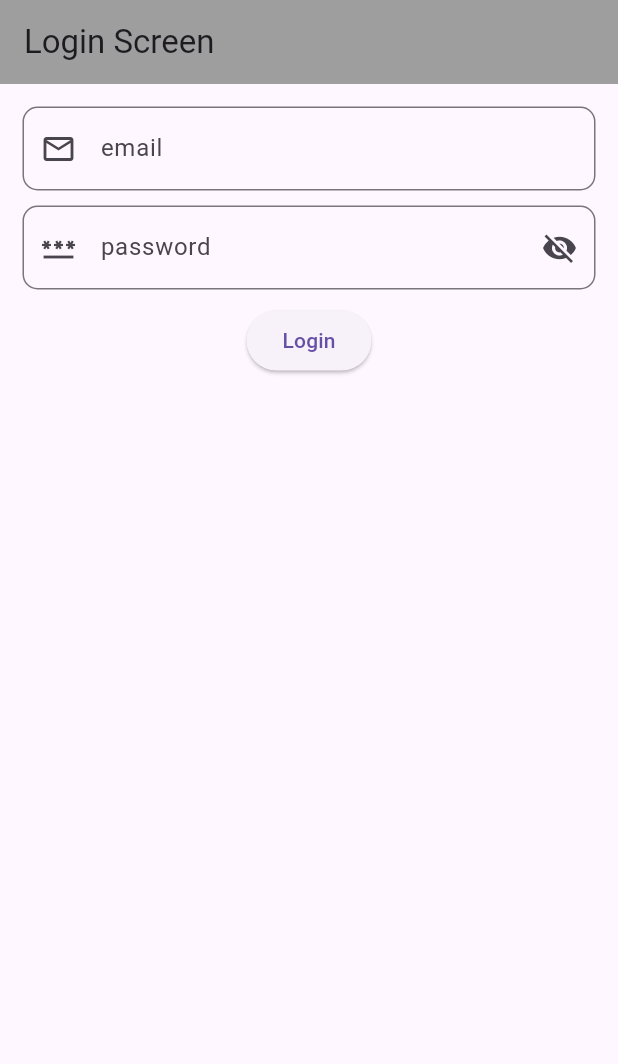
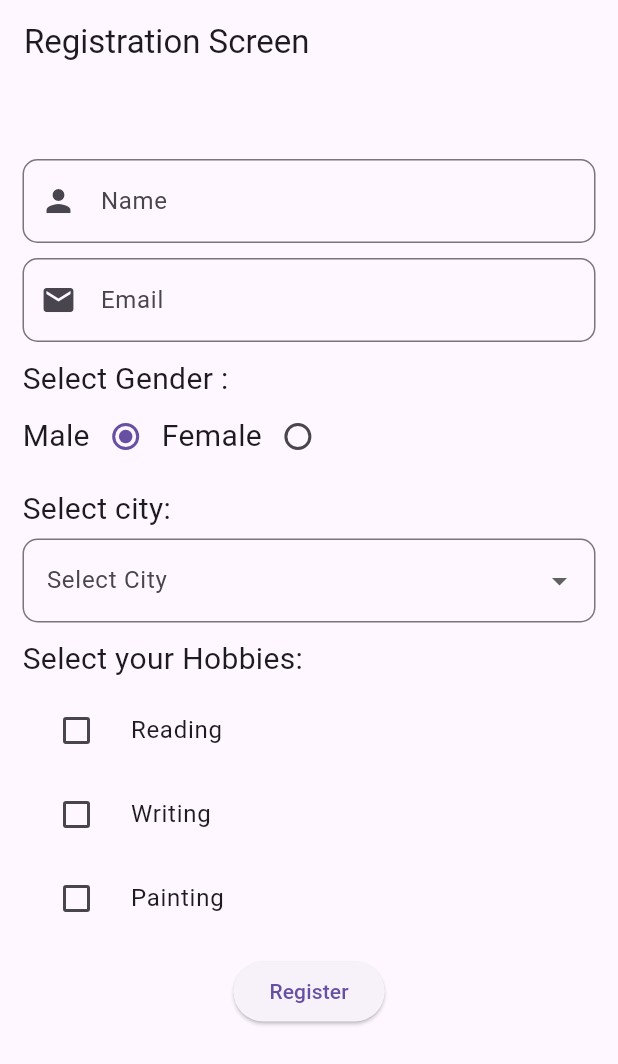
Before and after one commit to Vaghelanakul/Diploma-5_Lab-Solution, a Flutter app: the screen it shows after launch, on a phone screen of 412 x 824 dp. Shown: the top 1064 px of the screen. Run offline on Flutter 3.47's test engine with Material 3 defaults, Android fonts, the phone set to English and light mode, and no system bars.

Commit message:
Lab 6 practical 2 registration form

```diff
--- /dev/null
+++ b/lib/Lab6/Practical2.dart
@@ -0,0 +1,178 @@
+// 2. W.A.P. to create a registration screen using different widgets (Text,
+// TextFromField, SizedBox, Radio, CheckBox, List, Button etc…)(B)
+
+
+import 'package:flutter/material.dart';
+
+enum Gender {male,female}
+
+class RegistrationScreen extends StatefulWidget {
+
+  @override
+  State<RegistrationScreen> createState() => _RegistrationScreenState();
+}
+
+class _RegistrationScreenState extends State<RegistrationScreen> {
+
+  final formKey=GlobalKey<FormState>();
+  TextEditingController name = TextEditingController();
+  TextEditingController email = TextEditingController();
+  Gender selectedGender=Gender.male;
+  List<String> cities=["Rajkot","Jamnagar","Morbi","Upleta","Dhoraji"];
+  List<String> hobbies = ["Reading","Writing","Painting"];
+  List<String> selectedHobbies=[];
+  String? selectedCity;
+
+  @override
+  Widget build(BuildContext context) {
+    return Scaffold(
+      appBar: AppBar(
+        title: Text("Registration Screen"),
+      ),
+      body: SingleChildScrollView(
+        child: Padding(
+            padding: EdgeInsets.only(left: 15,right: 15,top: 50),
+            child: Form(
+              key: formKey,
+                child: Column(
+                  children: [
+                    TextFormField(
+                      controller: name,
+                      validator: (value){
+                        if(value==null || value.isEmpty){
+                          return "plesae enter name";
+                        }
+                        return null;
+                      },
+                      decoration: InputDecoration(
+                        labelText: "Name",
+                        hintText: "enter your name",
+                        prefixIcon: Icon(Icons.person),
+                        border: OutlineInputBorder(
+                          borderRadius: BorderRadius.circular(10),
+                        )
+                      ),
+                    ),
+                    SizedBox(height: 10,),
+                    TextFormField(
+                      controller: email,
+                      validator: (value){
+                        if(value==null || value.isEmpty){
+                          return "please enter email";
+                        }
+                        final emailPattern=RegExp(r'^[\w.-]+@[\w]+\.+[\w]{2,4}$');
+                        if(!emailPattern.hasMatch(value)){
+                          return "please enter valid email";
+                        }
+                        return null;
+                      },
+                      decoration: InputDecoration(
+                        labelText: "Email",
+                        hintText: "enter your email",
+                        prefixIcon: Icon(Icons.email),
+                        border: OutlineInputBorder(
+                          borderRadius: BorderRadius.circular(10),
+                        )
+                      ),
+                    ),
+                    SizedBox(height: 10,),
+                    Align(
+                      alignment: Alignment.centerLeft,
+                        child: Text("Select Gender :",style: TextStyle(fontSize: 20),)),
+                    Padding(
+                      padding: const EdgeInsets.only(left: 0),
+                      child: Row(
+                        children: [
+                          Text("Male",style: TextStyle(fontSize: 20),),
+                          Radio<Gender>(value: Gender.male, groupValue: selectedGender , onChanged: (value){
+                            setState(() {
+                              selectedGender=value!;
+                            });
+                          }),
+                          Text("Female",style: TextStyle(fontSize: 20),),
+                          Radio<Gender>(value: Gender.female, groupValue: selectedGender, onChanged: (value){
+                            setState(() {
+                              selectedGender=value!;
+                            });
+                          }),
+                        ],
+                      ),
+                    ),
+                    SizedBox(height: 10,),
+                    Align(
+                      alignment: Alignment.centerLeft,
+                      child: Text("Select city:",style: TextStyle(fontSize: 20),),
+                    ),
+                    SizedBox(
+                      height: 5,
+                    ),
+                    DropdownButtonFormField(
+                      decoration: InputDecoration(
+                        labelText: "Select City",
+                        border: OutlineInputBorder(
+                          borderRadius: BorderRadius.circular(10),
+                        )
+                      ),
+                      value: selectedCity,
+                        items: cities.map( (city){
+                          return DropdownMenuItem(
+                            value: city,
+                              child:Text(city)
+                          );
+                        }).toList(),
+                      onChanged: (value){
+                        setState((){
+                          selectedCity=value;
+                        });
+                      },
+                      validator: (value) => value==null ? "please select city" : null,
+                    ),
+                    SizedBox(
+                      height: 10,
+                    ),
+                    Align(
+                      alignment: Alignment.centerLeft,
+                      child: Text("Select your Hobbies:",style: TextStyle(fontSize: 20),),
+                    ),
+                    SizedBox(
+                      height: 5,
+                    ),
+                    Column(
+                      children: hobbies.map( (hobby){
+                        return CheckboxListTile(
+
+                          controlAffinity: ListTileControlAffinity.leading,
+                          title: Text(hobby),
+                            value: selectedHobbies.contains(hobby),
+                            onChanged: (bool? selected){
+                                setState(() {
+                                  if(selected!){
+                                    selectedHobbies.add(hobby);
+                                  }else{
+                                    selectedHobbies.remove(hobby);
+                                  }
+                                });
+                            }
+                        );
+                      }).toList(),
+                    ),
+                    SizedBox(height: 10,),
+                    ElevatedButton(onPressed: (){
+                      if(formKey.currentState!.validate()){
+                        ScaffoldMessenger.of(context).showSnackBar(
+                          SnackBar(content: Text("Successfully Register"))
+                        );
+
+                      }
+                    }, child: Text("Register"))
+
+
+
+                  ],
+                )
+            ),
+        ),
+      ),
+    );
+  }
+}
--- a/lib/main.dart
+++ b/lib/main.dart
@@ -8,6 +8,7 @@ import 'Lab5/Practical1.dart';
 import 'Lab5/Practical2.dart';
 import 'Lab5/Practical3.dart';
 import 'Lab6/Practical1.dart';
+import 'Lab6/Practical2.dart';
 
 void main(){
   runApp(const MyApp());
@@ -18,7 +19,7 @@ class MyApp extends StatelessWidget {
   @override
   Widget build(BuildContext context) {
     return MaterialApp(
-      home: LoginScreenWithPasswordVisibility(),
+      home: RegistrationScreen(),
     );
   }
 }
```
